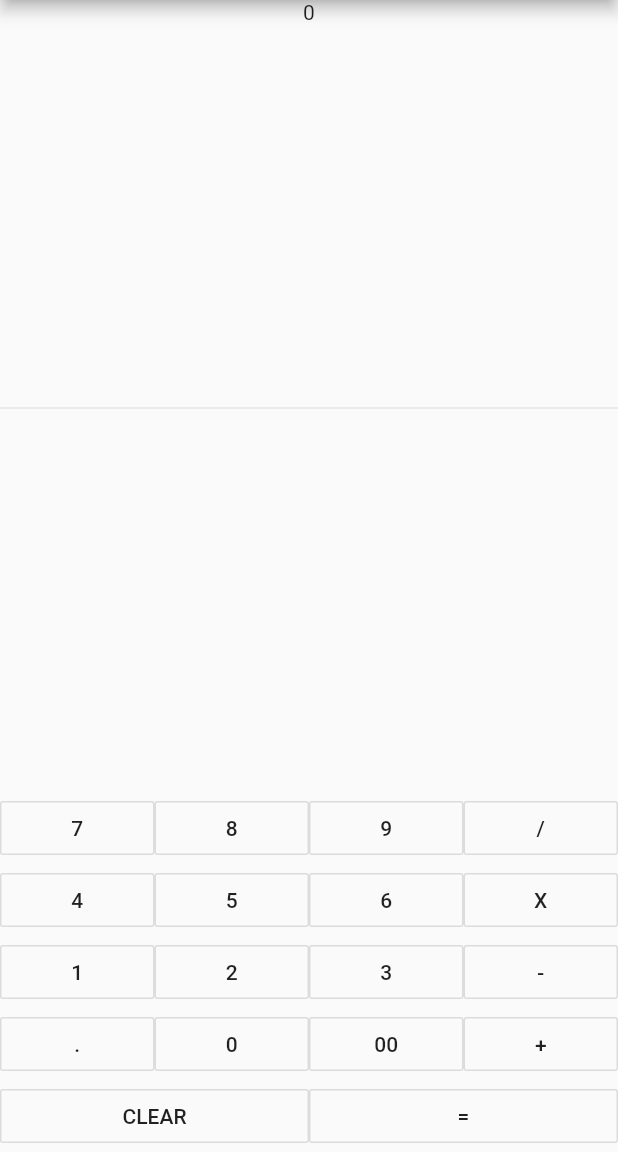
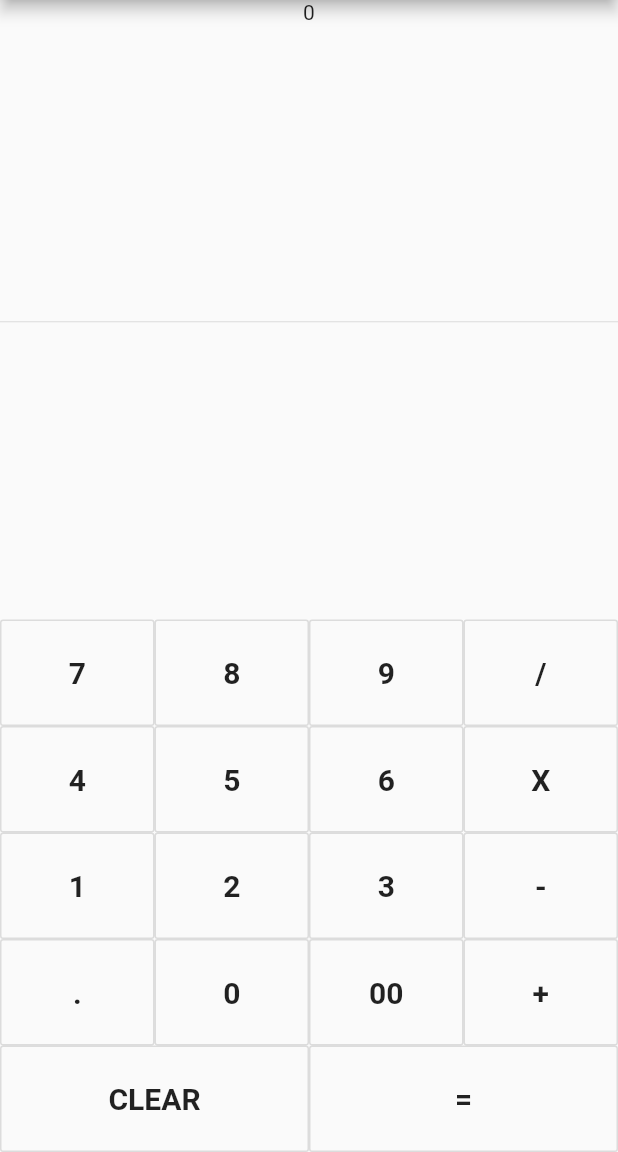
Before and after one commit to RassuK/FlutterCalculatorApp, a Flutter app: the screen it shows after launch, on a phone screen of 412 x 824 dp, the part 84-1236 px from its top. Run offline on Flutter 3.47's test engine with Material 2 defaults, Android fonts, the phone set to English and light mode, and no system bars.

Commit message:
changed button styling

```diff
--- a/lib/main.dart
+++ b/lib/main.dart
@@ -29,7 +29,13 @@ class _MyHomePageState extends State<MyHomePage> {
   Widget buildButton(String buttonText) {
     return new Expanded(
       child: new OutlineButton(
-        child: new Text(buttonText),
+        padding: new EdgeInsets.all(24.0),
+        child: new Text(buttonText,
+        style: TextStyle(
+          fontSize: 20.0,
+          fontWeight: FontWeight.bold
+        ),
+        ),
         onPressed: () => {},
       ),
     );
```
